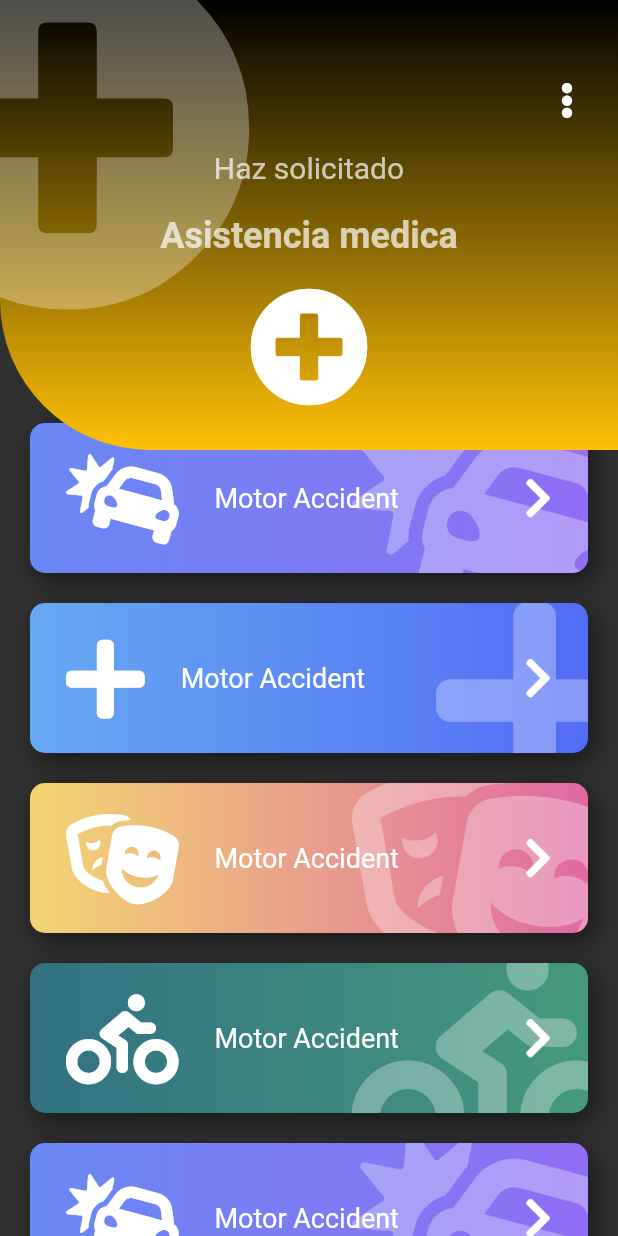
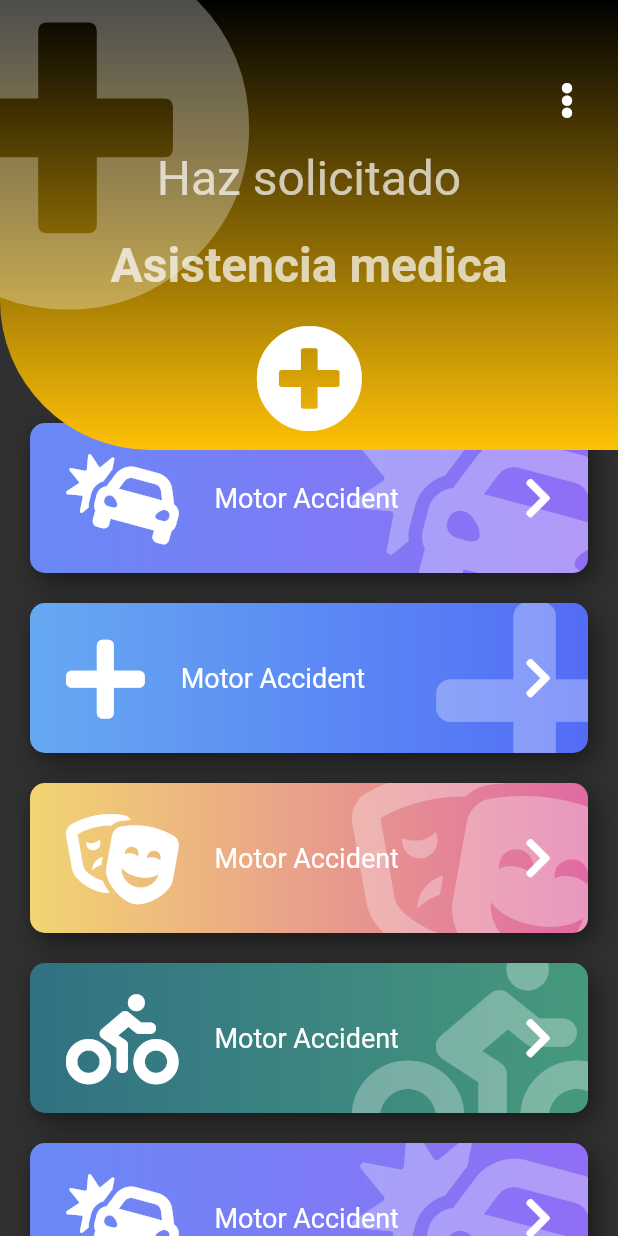
Before and after one commit to CrisRonda/flutter-animations, a Flutter app: the EmergencyPage screen opened directly, on a phone screen of 412 x 824 dp. Run offline on Flutter 3.47's test engine with Material 2 defaults, Android fonts, the phone set to English and light mode, and no system bars; our stand-ins replace animate_do, flutter_svg, font_awesome_flutter.

Commit message:
responsive done!

```diff
--- a/lib/src/pages/emergency_page.dart
+++ b/lib/src/pages/emergency_page.dart
@@ -22,6 +22,12 @@ class EmergencyPage extends StatelessWidget {
   Widget build(BuildContext context) {
     final currentTheme = Provider.of<ThemeChanger>(context);
     final isDarkMode = currentTheme.darkTheme;
+    bool isLarge = false;
+    final size = MediaQuery.of(context).size;
+    if (size.height > 500) {
+      isLarge = true;
+    }
+
     final items = <ServiceButtonProps>[
       new ServiceButtonProps(FontAwesomeIcons.carCrash, 'Motor Accident',
           Color(0xff6989F5), Color(0xff906EF5)),
@@ -63,9 +69,10 @@ class EmergencyPage extends StatelessWidget {
             ))
         .toList();
     return Scaffold(
-        body: Stack(children: [
+        body: SafeArea(
+      child: Stack(children: [
         Container(
-        margin: EdgeInsets.only(top: 250),
+          margin: EdgeInsets.only(top: isLarge ? 250 : 125),
           child: ListView(
             physics: BouncingScrollPhysics(),
             children: [
@@ -75,7 +82,8 @@ class EmergencyPage extends StatelessWidget {
           ),
         ),
         PageHeader()
-    ]));
+      ]),
+    ));
   }
 }
 
@@ -84,7 +92,6 @@ class PageHeader extends StatelessWidget {
   Widget build(BuildContext context) {
     final currentTheme = Provider.of<ThemeChanger>(context);
     final isDarkMode = currentTheme.darkTheme;
-
     return Stack(children: [
       IconHeader(
         icon: FontAwesomeIcons.plusCircle,
--- a/lib/src/widgets/headers.dart
+++ b/lib/src/widgets/headers.dart
@@ -333,6 +333,12 @@ class IconHeader extends StatelessWidget {
   @override
   Widget build(BuildContext context) {
     final Color whiteWithOpacity = Colors.white.withOpacity(0.7);
+    bool isLarge = false;
+    final size = MediaQuery.of(context).size;
+    if (size.height > 500) {
+      isLarge = true;
+    }
+    final double rate = isLarge ? 1 : .5;
     return Stack(
       children: [
         _IconHeaderBackground(color1: primaryColorBg, color2: secondColorBg),
@@ -342,32 +348,32 @@ class IconHeader extends StatelessWidget {
           child: FaIcon(
             this.icon,
             color: whiteWithOpacity.withOpacity(0.3),
-            size: 250,
+            size: 250 * rate,
           ),
         ),
         Column(
           children: [
             SizedBox(
-              height: 100,
+              height: 100 * rate,
               width: double.infinity,
             ),
             Text(
               this.title,
-              style: TextStyle(fontSize: 20, color: whiteWithOpacity),
+              style: TextStyle(fontSize: 32 * rate, color: whiteWithOpacity),
             ),
-            SizedBox(height: 20),
+            SizedBox(height: 20 * rate),
             Text(
               this.subtitle,
               style: TextStyle(
-                  fontSize: 24,
+                  fontSize: 32 * rate,
                   color: whiteWithOpacity,
                   fontWeight: FontWeight.bold),
             ),
-            SizedBox(height: 20),
+            SizedBox(height: 20 * rate),
             FaIcon(
               this.icon,
               color: whiteWithOpacity.withOpacity(1),
-              size: 80,
+              size: 72 * rate,
             )
           ],
         )
@@ -387,12 +393,17 @@ class _IconHeaderBackground extends StatelessWidget {
 
   @override
   Widget build(BuildContext context) {
+    bool isLarge = false;
+    final size = MediaQuery.of(context).size;
+    if (size.height > 500) {
+      isLarge = true;
+    }
     return Container(
       width: double.infinity,
-      height: 300,
+      height: isLarge ? 300 : 150,
       decoration: BoxDecoration(
         borderRadius: BorderRadius.only(
-          bottomLeft: Radius.circular(100),
+          bottomLeft: Radius.circular(isLarge ? 100 : 50),
         ),
         gradient: LinearGradient(
             begin: Alignment.topCenter,
```
Also changed, not shown: lib/main.dart (+16 -3 lines), lib/src/models/layout_model.dart (added, +13 -0 lines), lib/src/pages/launcher_tablet_page.dart (added, +129 -0 lines), lib/src/pages/pinterest_page.dart (+23 -15 lines), lib/src/pages/slide_show_page.dart (+17 -6 lines). Lines whose indentation alone changed are shown as unchanged.
